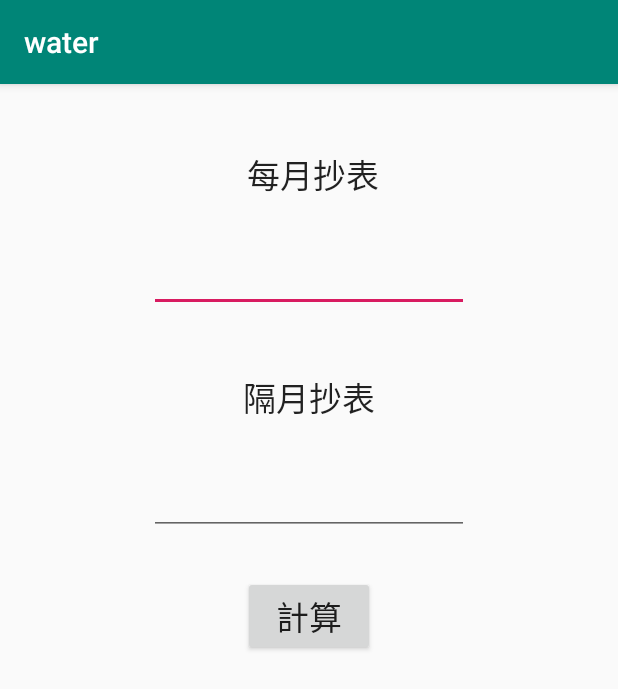
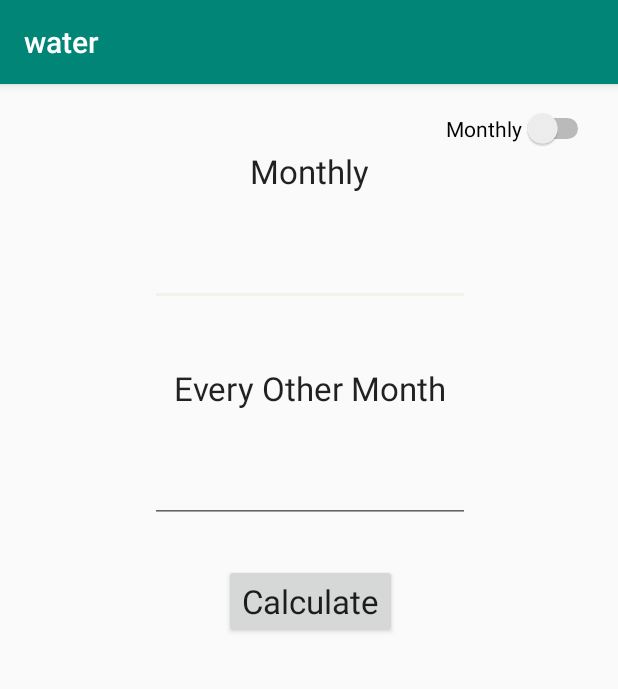
Before and after one commit to lagiacruskiller/water, an Android app: the screen it shows after launch (MainActivity), on a phone screen of 412 x 824 dp. Shown: the top 689 px of the screen. Run offline under Robolectric (Android 15) with nearby library versions, the phone set to English and light mode, and no system bars.

Commit message:
new features

```diff
--- a/app/src/main/java/com/example/water/MainActivity.java
+++ b/app/src/main/java/com/example/water/MainActivity.java
@@ -8,13 +8,16 @@ import android.content.Intent;
 import android.text.TextUtils;
 import android.view.View;
 import android.widget.Button;
+import android.widget.CompoundButton;
 import android.widget.EditText;
-
+import android.widget.TextView;
 import android.os.Bundle;
+import android.widget.Switch;
 
 public class MainActivity extends AppCompatActivity {
     private EditText month, next;
     private Button cal;
+    private Switch sw;
     double finalpayment;
     @Override
     protected void onCreate(Bundle savedInstanceState) {
@@ -23,6 +26,16 @@ public class MainActivity extends AppCompatActivity {
         month = findViewById(R.id.month);
         next = findViewById(R.id.next);
         cal = findViewById(R.id.calculate);
+        sw = findViewById(R.id.monthsw);
+        sw.setOnCheckedChangeListener(new CompoundButton.OnCheckedChangeListener() {
+            @Override
+            public void onCheckedChanged(CompoundButton buttonView, boolean isChecked) {
+                TextView type = findViewById(R.id.textView);
+                type.setText(isChecked ? getString(R.string.everyothermonth) : getString(R.string.monthly));
+                sw.setText(isChecked ? getString(R.string.everyothermonth) : getString(R.string.monthly));
+            }
+        });
+
         cal.setOnClickListener(new Button.OnClickListener(){
             @Override
             public void onClick(View v){
@@ -32,7 +45,7 @@ public class MainActivity extends AppCompatActivity {
                         new AlertDialog.Builder(MainActivity.this)
                                 .setTitle("Warning")
                                 .setMessage("Both boxes cannot be empty")
-                                .setPositiveButton("Ok", new DialogInterface.OnClickListener() {
+                                .setPositiveButton(getString(R.string.ok), new DialogInterface.OnClickListener() {
                                     @Override
                                     public void onClick(DialogInterface dialog, int which) {
                                         month.setText(null);
--- a/app/src/main/java/com/example/water/ResultActivity.java
+++ b/app/src/main/java/com/example/water/ResultActivity.java
@@ -4,11 +4,13 @@ import androidx.appcompat.app.AppCompatActivity;
 
 import android.content.Intent;
 import android.os.Bundle;
+import android.util.Log;
 import android.view.View;
 import android.widget.Button;
 import android.widget.EditText;
 
 public class ResultActivity extends AppCompatActivity {
+    private static final String TAG = ResultActivity.class.getSimpleName();
     private EditText resultbox;
     private Button resetbtn;
     double payment;
@@ -19,9 +21,11 @@ public class ResultActivity extends AppCompatActivity {
         resultbox = findViewById(R.id.resultbox);
         resetbtn = findViewById(R.id.resetbtn);
         Bundle value = getIntent().getExtras();
+
         if(value!=null){
             payment = value.getDouble("Final Payment");
         }
+        Log.d(TAG,payment+"");
         resultbox.setText(String.format("%.2f", payment));
         resetbtn.setOnClickListener(new Button.OnClickListener(){
             @Override
--- a/app/src/main/res/layout/activity_main.xml
+++ b/app/src/main/res/layout/activity_main.xml
@@ -11,7 +11,7 @@
         android:layout_width="wrap_content"
         android:layout_height="wrap_content"
         android:layout_marginTop="43dp"
-        android:text=" 每月抄表"
+        android:text="@string/monthly"
         android:textAppearance="@style/TextAppearance.AppCompat.Large"
         app:layout_constraintEnd_toEndOf="parent"
         app:layout_constraintStart_toStartOf="parent"
@@ -22,7 +22,7 @@
         android:layout_width="wrap_content"
         android:layout_height="wrap_content"
         android:layout_marginTop="40dp"
-        android:text="隔月抄表"
+        android:text="@string/everyothermonth"
         android:textAppearance="@style/TextAppearance.AppCompat.Large"
         app:layout_constraintEnd_toEndOf="@+id/month"
         app:layout_constraintStart_toStartOf="@+id/month"
@@ -33,7 +33,7 @@
         android:layout_width="wrap_content"
         android:layout_height="wrap_content"
         android:layout_marginTop="27dp"
-        android:text="計算"
+        android:text="@string/calculate"
         android:textAppearance="@style/TextAppearance.AppCompat.Large"
         app:layout_constraintEnd_toEndOf="@+id/next"
         app:layout_constraintStart_toStartOf="@+id/next"
@@ -60,4 +60,15 @@
         app:layout_constraintEnd_toEndOf="@+id/textView2"
         app:layout_constraintStart_toStartOf="@+id/textView2"
         app:layout_constraintTop_toBottomOf="@+id/textView2" />
+
+    <Switch
+        android:id="@+id/monthsw"
+        android:layout_width="wrap_content"
+        android:layout_height="wrap_content"
+        android:layout_marginTop="16dp"
+        android:layout_marginEnd="16dp"
+        android:text="@string/monthly"
+        app:layout_constraintEnd_toEndOf="parent"
+        app:layout_constraintTop_toTopOf="parent" />
+
 </androidx.constraintlayout.widget.ConstraintLayout>
--- a/app/src/main/res/values/colors.xml
+++ b/app/src/main/res/values/colors.xml
@@ -2,5 +2,5 @@
 <resources>
     <color name="colorPrimary">#008577</color>
     <color name="colorPrimaryDark">#00574B</color>
-    <color name="colorAccent">#D81B60</color>
+    <color name="colorAccent">#F3F2E8</color>
 </resources>
--- a/app/src/main/res/values/strings.xml
+++ b/app/src/main/res/values/strings.xml
@@ -1,3 +1,11 @@
 <resources>
     <string name="app_name">water</string>
+    <string name="monthly">Monthly</string>
+    <string name="everyothermonth">Every Other Month</string>
+    <string name="calculate">Calculate</string>
+    <string name="currentpayment">The current payment:</string>
+
+    <string name="reset">reset</string>
+    <string name="result">result</string>
+    <string name="ok">confirm</string>
 </resources>
```
Also changed, not shown: app/src/main/res/layout/activity_result.xml (+40 -21 lines), 1 other file.
